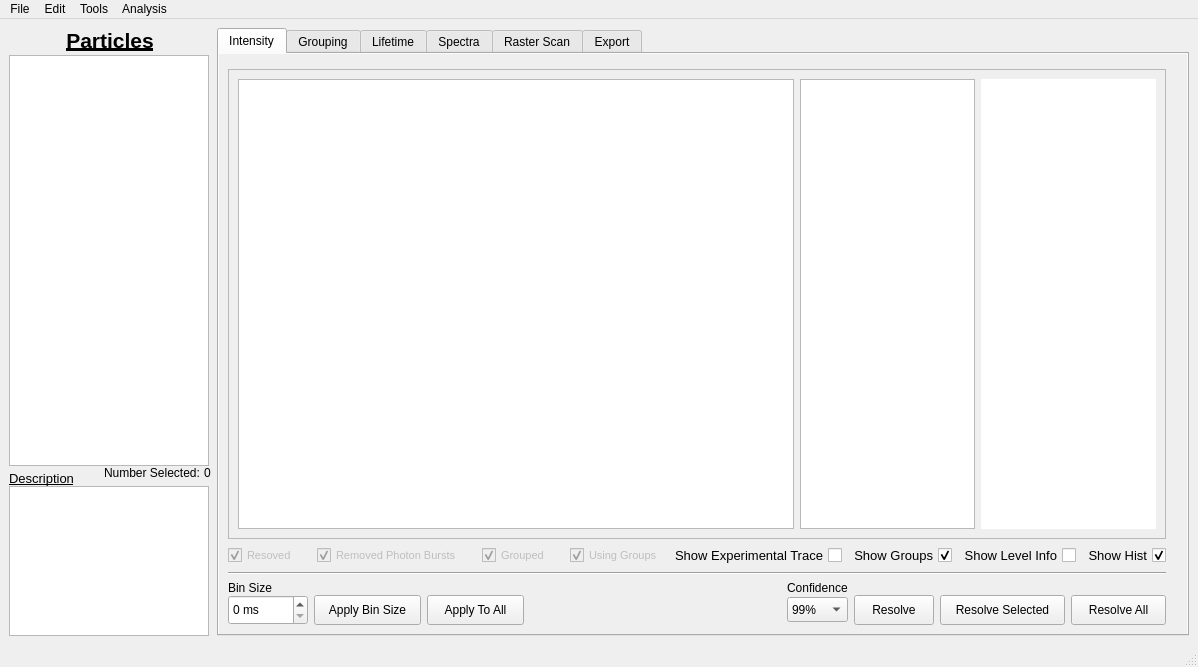
The window that resources/ui/mainwindow.ui (BioPhysicsUP/Full_SMS) describes before a commit, drawn with Qt 5.
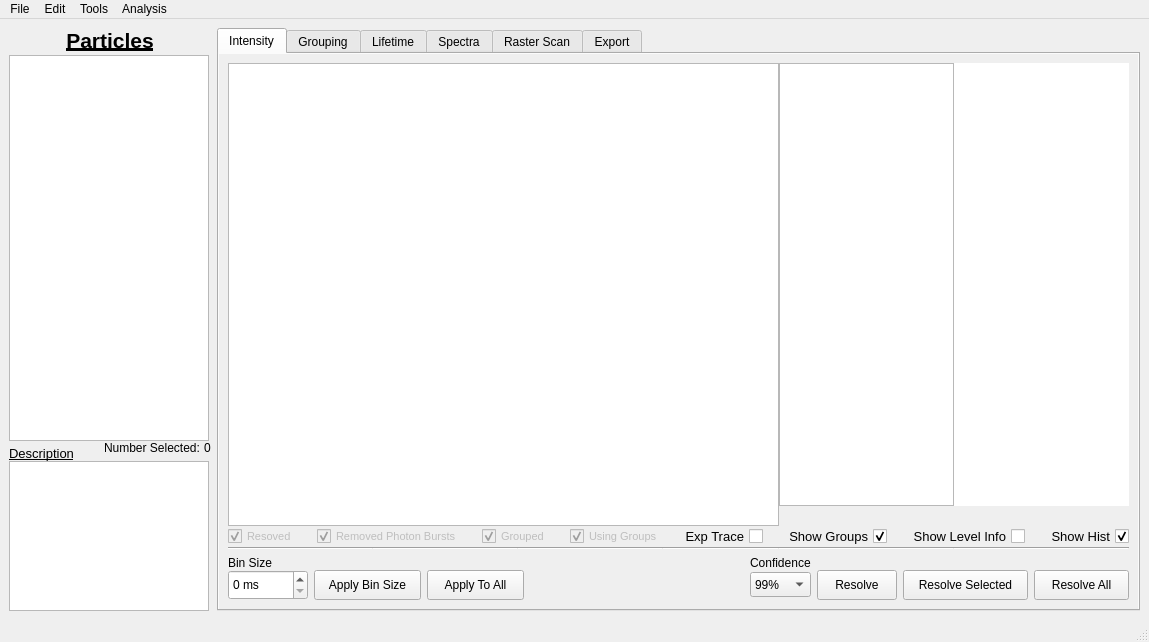
The same window after the commit. Icons and pictures are not drawn. Custom widgets are drawn as their Qt base class.

Commit message: Seems to work. Going to merge into antibunching branch.

What changed in the file:
```diff
--- a/resources/ui/mainwindow.ui
+++ b/resources/ui/mainwindow.ui
@@ -7,8 +7,8 @@
    <rect>
     <x>0</x>
     <y>0</y>
-    <width>1164</width>
-    <height>667</height>
+    <width>1149</width>
+    <height>642</height>
    </rect>
   </property>
   <property name="sizePolicy">
@@ -99,7 +99,6 @@
           <property name="font">
            <font>
             <pointsize>10</pointsize>
-            <weight>50</weight>
             <bold>false</bold>
             <underline>true</underline>
            </font>
@@ -252,300 +251,13 @@
         <string>Intensity</string>
        </attribute>
        <layout class="QGridLayout" name="gridLayout">
-        <item row="0" column="3" rowspan="2">
-         <widget class="QWidget" name="wdgInt_Hist_Container" native="true">
-          <property name="sizePolicy">
-           <sizepolicy hsizetype="Fixed" vsizetype="Preferred">
-            <horstretch>0</horstretch>
-            <verstretch>0</verstretch>
-           </sizepolicy>
-          </property>
-          <property name="maximumSize">
-           <size>
-            <width>175</width>
-            <height>16777215</height>
-           </size>
-          </property>
-          <layout class="QVBoxLayout" name="verticalLayout_14">
-           <property name="spacing">
-            <number>0</number>
-           </property>
-           <property name="leftMargin">
-            <number>0</number>
-           </property>
-           <property name="topMargin">
-            <number>0</number>
-           </property>
-           <property name="rightMargin">
-            <number>0</number>
-           </property>
-           <property name="bottomMargin">
-            <number>0</number>
-           </property>
-          </layout>
-         </widget>
-        </item>
-        <item row="0" column="4">
-         <widget class="QWidget" name="wdgInt_Level_Info_Container" native="true">
-          <property name="sizePolicy">
-           <sizepolicy hsizetype="Fixed" vsizetype="Preferred">
-            <horstretch>0</horstretch>
-            <verstretch>0</verstretch>
-           </sizepolicy>
-          </property>
-          <layout class="QVBoxLayout" name="verticalLayout_20">
-           <property name="spacing">
-            <number>0</number>
-           </property>
-           <property name="leftMargin">
-            <number>0</number>
-           </property>
-           <property name="topMargin">
-            <number>0</number>
-           </property>
-           <property name="rightMargin">
-            <number>0</number>
-           </property>
-           <property name="bottomMargin">
-            <number>0</number>
-           </property>
-          </layout>
-         </widget>
-        </item>
-        <item row="2" column="0">
-         <layout class="QHBoxLayout" name="layInt_Display">
-          <property name="spacing">
-           <number>20</number>
-          </property>
-          <item>
-           <widget class="QCheckBox" name="chbInt_Disp_Resolved">
-            <property name="enabled">
-             <bool>false</bool>
-            </property>
-            <property name="font">
-             <font>
-              <pointsize>8</pointsize>
-             </font>
-            </property>
-            <property name="text">
-             <string>Resoved</string>
-            </property>
-            <property name="checked">
-             <bool>true</bool>
-            </property>
-           </widget>
-          </item>
-          <item>
-           <widget class="QCheckBox" name="chbInt_Disp_Photon_Bursts">
-            <property name="enabled">
-             <bool>false</bool>
-            </property>
-            <property name="font">
-             <font>
-              <pointsize>8</pointsize>
-             </font>
-            </property>
-            <property name="text">
-             <string>Removed Photon Bursts</string>
-            </property>
-            <property name="checked">
-             <bool>true</bool>
-            </property>
-           </widget>
-          </item>
-          <item>
-           <widget class="QCheckBox" name="chbInt_Disp_Grouped">
-            <property name="enabled">
-             <bool>false</bool>
-            </property>
-            <property name="font">
-             <font>
-              <pointsize>8</pointsize>
-             </font>
-            </property>
-            <property name="text">
-             <string>Grouped</string>
-            </property>
-            <property name="checked">
-             <bool>true</bool>
-            </property>
-           </widget>
-          </item>
-          <item>
-           <widget class="QCheckBox" name="chbInt_Disp_Using_Groups">
-            <property name="enabled">
-             <bool>false</bool>
-            </property>
-            <property name="font">
-             <font>
-              <pointsize>8</pointsize>
-             </font>
-            </property>
-            <property name="text">
-             <string>Using Groups</string>
-            </property>
-            <property name="checked">
-             <bool>true</bool>
-            </property>
-           </widget>
-          </item>
-          <item>
-           <spacer name="horizontalSpacer">
-            <property name="orientation">
-             <enum>Qt::Horizontal</enum>
-            </property>
-            <property name="sizeHint" stdset="0">
-             <size>
-              <width>10</width>
-              <height>20</height>
-             </size>
-            </property>
-           </spacer>
-          </item>
-         </layout>
-        </item>
-        <item row="2" column="1">
-         <layout class="QHBoxLayout" name="horizontalLayout_2">
-          <item>
-           <widget class="QCheckBox" name="chbInt_Show_Exp_Trace">
-            <property name="sizePolicy">
-             <sizepolicy hsizetype="Minimum" vsizetype="Minimum">
-              <horstretch>0</horstretch>
-              <verstretch>0</verstretch>
-             </sizepolicy>
-            </property>
-            <property name="font">
-             <font>
-              <pointsize>10</pointsize>
-             </font>
-            </property>
-            <property name="layoutDirection">
-             <enum>Qt::RightToLeft</enum>
-            </property>
-            <property name="text">
-             <string>Show Experimental Trace</string>
-            </property>
-            <property name="iconSize">
-             <size>
-              <width>16</width>
-              <height>16</height>
-             </size>
-            </property>
-            <property name="checked">
-             <bool>false</bool>
-            </property>
-           </widget>
-          </item>
-          <item>
-           <widget class="QCheckBox" name="chbInt_Show_Groups">
-            <property name="sizePolicy">
-             <sizepolicy hsizetype="Minimum" vsizetype="Minimum">
-              <horstretch>0</horstretch>
-              <verstretch>0</verstretch>
-             </sizepolicy>
-            </property>
-            <property name="font">
-             <font>
-              <pointsize>10</pointsize>
-             </font>
-            </property>
-            <property name="layoutDirection">
-             <enum>Qt::RightToLeft</enum>
-            </property>
-            <property name="text">
-             <string>Show Groups</string>
-            </property>
-            <property name="iconSize">
-             <size>
-              <width>16</width>
-              <height>16</height>
-             </size>
-            </property>
-            <property name="checked">
-             <bool>true</bool>
-            </property>
-           </widget>
-          </item>
-         </layout>
-        </item>
-        <item row="2" column="2">
-         <layout class="QHBoxLayout" name="horizontalLayout_5">
-          <item>
-           <widget class="QCheckBox" name="chbInt_Show_Level_Info">
-            <property name="sizePolicy">
-             <sizepolicy hsizetype="Minimum" vsizetype="Minimum">
-              <horstretch>0</horstretch>
-              <verstretch>0</verstretch>
-             </sizepolicy>
-            </property>
-            <property name="font">
-             <font>
-              <pointsize>10</pointsize>
-             </font>
-            </property>
-            <property name="layoutDirection">
-             <enum>Qt::RightToLeft</enum>
-            </property>
-            <property name="text">
-             <string>Show Level Info</string>
-            </property>
-            <property name="iconSize">
-             <size>
-              <width>16</width>
-              <height>16</height>
-             </size>
-            </property>
-            <property name="checked">
-             <bool>false</bool>
-            </property>
-           </widget>
-          </item>
-          <item>
-           <widget class="QCheckBox" name="chbInt_Show_Hist">
-            <property name="sizePolicy">
-             <sizepolicy hsizetype="Minimum" vsizetype="Minimum">
-              <horstretch>0</horstretch>
-              <verstretch>0</verstretch>
-             </sizepolicy>
-            </property>
-            <property name="font">
-             <font>
-              <pointsize>10</pointsize>
-             </font>
-            </property>
-            <property name="layoutDirection">
-             <enum>Qt::RightToLeft</enum>
-            </property>
-            <property name="text">
-             <string>Show Hist</string>
-            </property>
-            <property name="iconSize">
-             <size>
-              <width>16</width>
-              <height>16</height>
-             </size>
-            </property>
-            <property name="checked">
-             <bool>true</bool>
-            </property>
-           </widget>
-          </item>
-         </layout>
-        </item>
-        <item row="3" column="0" colspan="3">
-         <widget class="Line" name="lineInt_2">
-          <property name="sizePolicy">
-           <sizepolicy hsizetype="Expanding" vsizetype="Fixed">
-            <horstretch>0</horstretch>
-            <verstretch>0</verstretch>
-           </sizepolicy>
-          </property>
-          <property name="orientation">
-           <enum>Qt::Horizontal</enum>
-          </property>
-         </widget>
-        </item>
-        <item row="4" column="0" colspan="3">
+        <property name="topMargin">
+         <number>9</number>
+        </property>
+        <property name="rightMargin">
+         <number>9</number>
+        </property>
+        <item row="5" column="0">
          <layout class="QGridLayout" name="layInt_Buttons">
           <property name="verticalSpacing">
            <number>0</number>
@@ -741,7 +453,6 @@
            <widget class="QLabel" name="lblInt_Bin_Size">
             <property name="font">
              <font>
-              <weight>50</weight>
               <bold>false</bold>
               <underline>false</underline>
              </font>
@@ -801,87 +512,486 @@
           </item>
          </layout>
         </item>
-        <item row="1" column="0" colspan="3">
-         <widget class="QFrame" name="frame_9">
-          <property name="frameShape">
-           <enum>QFrame::StyledPanel</enum>
+        <item row="0" column="0">
+         <layout class="QGridLayout" name="layInt_Plots">
+          <property name="leftMargin">
+           <number>0</number>
           </property>
-          <property name="frameShadow">
-           <enum>QFrame::Raised</enum>
+          <property name="topMargin">
+           <number>0</number>
           </property>
-          <layout class="QHBoxLayout" name="horizontalLayout_6">
-           <item>
-            <widget class="PlotWidget" name="pgIntensity_PlotWidget">
-             <property name="sizePolicy">
-              <sizepolicy hsizetype="MinimumExpanding" vsizetype="Expanding">
-               <horstretch>0</horstretch>
-               <verstretch>0</verstretch>
-              </sizepolicy>
+          <property name="rightMargin">
+           <number>0</number>
+          </property>
+          <property name="bottomMargin">
+           <number>0</number>
+          </property>
+          <property name="spacing">
+           <number>0</number>
+          </property>
+          <item row="1" column="0" colspan="3">
+           <layout class="QHBoxLayout" name="layInt_Display">
+            <property name="spacing">
+             <number>20</number>
+            </property>
+            <item>
+             <widget class="QCheckBox" name="chbInt_Disp_Resolved">
+              <property name="enabled">
+               <bool>false</bool>
+              </property>
+              <property name="font">
+               <font>
+                <pointsize>8</pointsize>
+               </font>
+              </property>
+              <property name="text">
+               <string>Resoved</string>
+              </property>
+              <property name="checked">
+               <bool>true</bool>
+              </property>
+             </widget>
+            </item>
+            <item>
+             <widget class="QCheckBox" name="chbInt_Disp_Photon_Bursts">
+              <property name="enabled">
+               <bool>false</bool>
+              </property>
+              <property name="font">
+               <font>
+                <pointsize>8</pointsize>
+               </font>
+              </property>
+              <property name="text">
+               <string>Removed Photon Bursts</string>
+              </property>
+              <property name="checked">
+               <bool>true</bool>
+              </property>
+             </widget>
+            </item>
+            <item>
+             <widget class="QCheckBox" name="chbInt_Disp_Grouped">
+              <property name="enabled">
+               <bool>false</bool>
+              </property>
+              <property name="font">
+               <font>
+                <pointsize>8</pointsize>
+               </font>
+              </property>
+              <property name="text">
+               <string>Grouped</string>
+              </property>
+              <property name="checked">
+               <bool>true</bool>
+              </property>
+             </widget>
+            </item>
+            <item>
+             <widget class="QCheckBox" name="chbInt_Disp_Using_Groups">
+              <property name="enabled">
+               <bool>false</bool>
+              </property>
+              <property name="font">
+               <font>
+                <pointsize>8</pointsize>
+               </font>
+              </property>
+              <property name="text">
+               <string>Using Groups</string>
+              </property>
+              <property name="checked">
+               <bool>true</bool>
+              </property>
+             </widget>
+            </item>
+            <item>
+             <spacer name="horizontalSpacer">
+              <property name="orientation">
+               <enum>Qt::Horizontal</enum>
+              </property>
+              <property name="sizeHint" stdset="0">
+               <size>
+                <width>10</width>
+                <height>20</height>
+               </size>
+              </property>
+             </spacer>
+            </item>
+           </layout>
+          </item>
+          <item row="3" column="4">
+           <widget class="Line" name="lineInt_Hist">
+            <property name="sizePolicy">
+             <sizepolicy hsizetype="Minimum" vsizetype="Minimum">
+              <horstretch>0</horstretch>
+              <verstretch>0</verstretch>
+             </sizepolicy>
+            </property>
+            <property name="minimumSize">
+             <size>
+              <width>175</width>
+              <height>0</height>
+             </size>
+            </property>
+            <property name="orientation">
+             <enum>Qt::Horizontal</enum>
+            </property>
+           </widget>
+          </item>
+          <item row="3" column="0">
+           <widget class="Line" name="lineInt_1">
+            <property name="sizePolicy">
+             <sizepolicy hsizetype="Expanding" vsizetype="Fixed">
+              <horstretch>0</horstretch>
+              <verstretch>0</verstretch>
+             </sizepolicy>
+            </property>
+            <property name="orientation">
+             <enum>Qt::Horizontal</enum>
+            </property>
+           </widget>
+          </item>
+          <item row="3" column="3">
+           <widget class="Line" name="lineInt_4">
+            <property name="sizePolicy">
+             <sizepolicy hsizetype="Expanding" vsizetype="Fixed">
+              <horstretch>0</horstretch>
+              <verstretch>0</verstretch>
+             </sizepolicy>
+            </property>
+            <property name="orientation">
+             <enum>Qt::Horizontal</enum>
+            </property>
+           </widget>
+          </item>
+          <item row="0" column="0" colspan="4">
+           <widget class="PlotWidget" name="pgIntensity_PlotWidget">
+            <property name="sizePolicy">
+             <sizepolicy hsizetype="Expanding" vsizetype="Expanding">
+              <horstretch>0</horstretch>
+              <verstretch>0</verstretch>
+             </sizepolicy>
+            </property>
+           </widget>
+          </item>
+          <item row="0" column="5">
+           <widget class="QWidget" name="wdgInt_Level_Info_Container" native="true">
+            <property name="sizePolicy">
+             <sizepolicy hsizetype="Fixed" vsizetype="Preferred">
+              <horstretch>0</horstretch>
+              <verstretch>0</verstretch>
+             </sizepolicy>
+            </property>
+            <layout class="QVBoxLayout" name="verticalLayout_20">
+             <property name="spacing">
+              <number>0</number>
              </property>
-             <property name="minimumSize">
-              <size>
-               <width>500</width>
-               <height>0</height>
-              </size>
+             <property name="leftMargin">
+              <number>0</number>
              </property>
-            </widget>
-           </item>
-           <item>
-            <widget class="PlotWidget" name="pgInt_Hist_PlotWidget">
-             <property name="sizePolicy">
-              <sizepolicy hsizetype="MinimumExpanding" vsizetype="Expanding">
-               <horstretch>0</horstretch>
-               <verstretch>0</verstretch>
-              </sizepolicy>
+             <property name="topMargin">
+              <number>0</number>
              </property>
-             <property name="maximumSize">
-              <size>
-               <width>175</width>
-               <height>16777215</height>
-              </size>
+             <property name="rightMargin">
+              <number>0</number>
              </property>
-            </widget>
-           </item>
-           <item>
-            <widget class="QTextBrowser" name="txtLevelInfoInt">
-             <property name="sizePolicy">
-              <sizepolicy hsizetype="MinimumExpanding" vsizetype="Expanding">
-               <horstretch>0</horstretch>
-               <verstretch>0</verstretch>
-              </sizepolicy>
+             <property name="bottomMargin">
+              <number>0</number>
              </property>
-             <property name="maximumSize">
-              <size>
-               <width>175</width>
-               <height>16777215</height>
-              </size>
+             <item>
+              <widget class="QTextBrowser" name="txtLevelInfoInt">
+               <property name="sizePolicy">
+                <sizepolicy hsizetype="Fixed" vsizetype="Expanding">
+                 <horstretch>0</horstretch>
+                 <verstretch>0</verstretch>
+                </sizepolicy>
+               </property>
+               <property name="maximumSize">
+                <size>
+                 <width>175</width>
+                 <height>16777215</height>
+                </size>
+               </property>
+               <property name="font">
+                <font>
+                 <pointsize>8</pointsize>
+                 <bold>false</bold>
+                </font>
+               </property>
+               <property name="autoFillBackground">
+                <bool>true</bool>
+               </property>
+               <property name="frameShape">
+                <enum>QFrame::NoFrame</enum>
+               </property>
+               <property name="frameShadow">
+                <enum>QFrame::Plain</enum>
+               </property>
+               <property name="readOnly">
+                <bool>true</bool>
+               </property>
+               <property name="placeholderText">
+                <string/>
+               </property>
+              </widget>
+             </item>
+             <item>
+              <spacer name="spcInt_Level_Info">
+               <property name="orientation">
+                <enum>Qt::Vertical</enum>
+               </property>
+               <property name="sizeType">
+                <enum>QSizePolicy::Fixed</enum>
+               </property>
+               <property name="sizeHint" stdset="0">
+                <size>
+                 <width>20</width>
+                 <height>20</height>
+                </size>
+               </property>
+              </spacer>
+             </item>
+            </layout>
+           </widget>
+          </item>
+          <item row="3" column="1">
+           <widget class="Line" name="lineInt_2">
+            <property name="sizePolicy">
+             <sizepolicy hsizetype="Expanding" vsizetype="Fixed">
+              <horstretch>0</horstretch>
+              <verstretch>0</verstretch>
+             </sizepolicy>
+            </property>
+            <property name="orientation">
+             <enum>Qt::Horizontal</enum>
+            </property>
+           </widget>
+          </item>
+          <item row="3" column="2">
+           <widget class="Line" name="lineInt_3">
+            <property name="sizePolicy">
+             <sizepolicy hsizetype="Expanding" vsizetype="Fixed">
+              <horstretch>0</horstretch>
+              <verstretch>0</verstretch>
+             </sizepolicy>
+            </property>
+            <property name="orientation">
+             <enum>Qt::Horizontal</enum>
+            </property>
+           </widget>
+          </item>
+          <item row="0" column="4">
+           <widget class="QWidget" name="wdgInt_Hist_Container" native="true">
+            <property name="sizePolicy">
+             <sizepolicy hsizetype="Fixed" vsizetype="Preferred">
+              <horstretch>0</horstretch>
+              <verstretch>0</verstretch>
+             </sizepolicy>
+            </property>
+            <property name="maximumSize">
+             <size>
+              <width>175</width>
+              <height>16777215</height>
+             </size>
+            </property>
+            <layout class="QVBoxLayout" name="verticalLayout_14">
+             <property name="spacing">
+              <number>0</number>
              </property>
-             <property name="font">
-              <font>
-               <pointsize>8</pointsize>
-               <weight>50</weight>
-               <bold>false</bold>
-              </font>
+             <property name="leftMargin">
+              <number>0</number>
              </property>
-             <property name="autoFillBackground">
-              <bool>true</bool>
+             <property name="topMargin">
+              <number>0</number>
              </property>
-             <property name="frameShape">
-              <enum>QFrame::NoFrame</enum>
+             <property name="rightMargin">
+              <number>0</number>
              </property>
-             <property name="frameShadow">
-              <enum>QFrame::Plain</enum>
+             <property name="bottomMargin">
+              <number>0</number>
              </property>
-             <property name="readOnly">
-              <bool>true</bool>
-             </property>
-             <property name="placeholderText">
-              <string/>
-             </property>
-            </widget>
-           </item>
-          </layout>
-         </widget>
+             <item>
+              <widget class="PlotWidget" name="pgInt_Hist_PlotWidget">
+               <property name="sizePolicy">
+                <sizepolicy hsizetype="Fixed" vsizetype="Expanding">
+                 <horstretch>0</horstretch>
+                 <verstretch>0</verstretch>
+                </sizepolicy>
+               </property>
+               <property name="maximumSize">
+                <size>
+                 <width>175</width>
+                 <height>16777215</height>
+                </size>
+               </property>
+              </widget>
+             </item>
+             <item>
+              <spacer name="spcInt_Hist_Align">
+               <property name="orientation">
+                <enum>Qt::Vertical</enum>
+               </property>
+               <property name="sizeType">
+                <enum>QSizePolicy::Fixed</enum>
+               </property>
+               <property name="sizeHint" stdset="0">
+                <size>
+                 <width>20</width>
+                 <height>20</height>
+                </size>
+               </property>
+              </spacer>
+             </item>
+            </layout>
+           </widget>
+          </item>
+          <item row="1" column="3" colspan="3">
+           <layout class="QHBoxLayout" name="layInt_Chbs">
+            <property name="spacing">
+             <number>20</number>
+            </property>
+            <item>
+             <spacer name="horizontalSpacer_2">
+              <property name="orientation">
+               <enum>Qt::Horizontal</enum>
+              </property>
+              <property name="sizeHint" stdset="0">
+               <size>
+                <width>40</width>
+                <height>20</height>
+               </size>
+              </property>
+             </spacer>
+            </item>
+            <item>
+             <widget class="QCheckBox" name="chbInt_Exp_Trace">
+              <property name="font">
+               <font>
+                <pointsize>10</pointsize>
+               </font>
+              </property>
+              <property name="layoutDirection">
+               <enum>Qt::RightToLeft</enum>
+              </property>
+              <property name="text">
+               <string>Exp Trace</string>
+              </property>
+             </widget>
+            </item>
+            <item>
+             <widget class="QCheckBox" name="chbInt_Show_Groups">
+              <property name="sizePolicy">
+               <sizepolicy hsizetype="Minimum" vsizetype="Minimum">
+                <horstretch>0</horstretch>
+                <verstretch>0</verstretch>
+               </sizepolicy>
+              </property>
+              <property name="font">
+               <font>
+                <pointsize>10</pointsize>
+               </font>
+              </property>
+              <property name="layoutDirection">
+               <enum>Qt::RightToLeft</enum>
+              </property>
+              <property name="text">
+               <string>Show Groups</string>
+              </property>
+              <property name="iconSize">
+               <size>
+                <width>16</width>
+                <height>16</height>
+               </size>
+              </property>
+              <property name="checked">
+               <bool>true</bool>
+              </property>
+             </widget>
+            </item>
+            <item>
+             <widget class="QCheckBox" name="chbInt_Show_Level_Info">
+              <property name="sizePolicy">
+               <sizepolicy hsizetype="Minimum" vsizetype="Minimum">
+                <horstretch>0</horstretch>
+                <verstretch>0</verstretch>
+               </sizepolicy>
+              </property>
+              <property name="font">
+               <font>
+                <pointsize>10</pointsize>
+               </font>
+              </property>
+              <property name="layoutDirection">
+               <enum>Qt::RightToLeft</enum>
+              </property>
+              <property name="text">
+               <string>Show Level Info</string>
+              </property>
+              <property name="iconSize">
+               <size>
+                <width>16</width>
+                <height>16</height>
+               </size>
+              </property>
+              <property name="checked">
+               <bool>false</bool>
+              </property>
+             </widget>
+            </item>
+            <item>
+             <widget class="QCheckBox" name="chbInt_Show_Hist">
+              <property name="sizePolicy">
+               <sizepolicy hsizetype="Minimum" vsizetype="Minimum">
+                <horstretch>0</horstretch>
+                <verstretch>0</verstretch>
+               </sizepolicy>
+              </property>
+              <property name="font">
+               <font>
+                <pointsize>10</pointsize>
+               </font>
+              </property>
+              <property name="layoutDirection">
+               <enum>Qt::RightToLeft</enum>
+              </property>
+              <property name="text">
+               <string>Show Hist</string>
+              </property>
+              <property name="iconSize">
+               <size>
+                <width>16</width>
+                <height>16</height>
+               </size>
+              </property>
+              <property name="checked">
+               <bool>true</bool>
+              </property>
+             </widget>
+            </item>
+           </layout>
+          </item>
+          <item row="3" column="5">
+           <widget class="Line" name="lineInt_Level">
+            <property name="sizePolicy">
+             <sizepolicy hsizetype="Minimum" vsizetype="Minimum">
+              <horstretch>0</horstretch>
+              <verstretch>0</verstretch>
+             </sizepolicy>
+            </property>
+            <property name="minimumSize">
+             <size>
+              <width>175</width>
+              <height>0</height>
+             </size>
+            </property>
+            <property name="orientation">
+             <enum>Qt::Horizontal</enum>
+            </property>
+           </widget>
+          </item>
+         </layout>
         </item>
        </layout>
       </widget>
@@ -3818,7 +3928,7 @@
     <rect>
      <x>0</x>
      <y>0</y>
-     <width>1164</width>
+     <width>1149</width>
      <height>23</height>
     </rect>
    </property>
```
Left out of the diff: 43 changed lines with no effect on the pictures. The commit also changes 2 other files.
